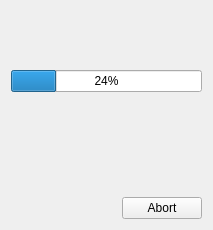
The window that iVS3D/src/iVS3D-core/view/progresswidget.ui (iVS3D/iVS3D) describes before a commit, drawn with Qt 5.
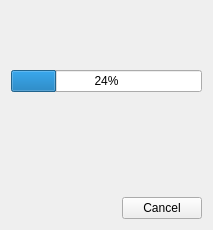
The same window after the commit.

```diff
--- a/iVS3D/src/iVS3D-core/view/progresswidget.ui
+++ b/iVS3D/src/iVS3D-core/view/progresswidget.ui
@@ -91,7 +91,7 @@
      <item>
       <widget class="QPushButton" name="pushButton_abort">
        <property name="text">
-        <string>Abort</string>
+        <string>Cancel</string>
        </property>
       </widget>
      </item>
```
Left out of the diff: 2 changed lines with no effect on the pictures.
